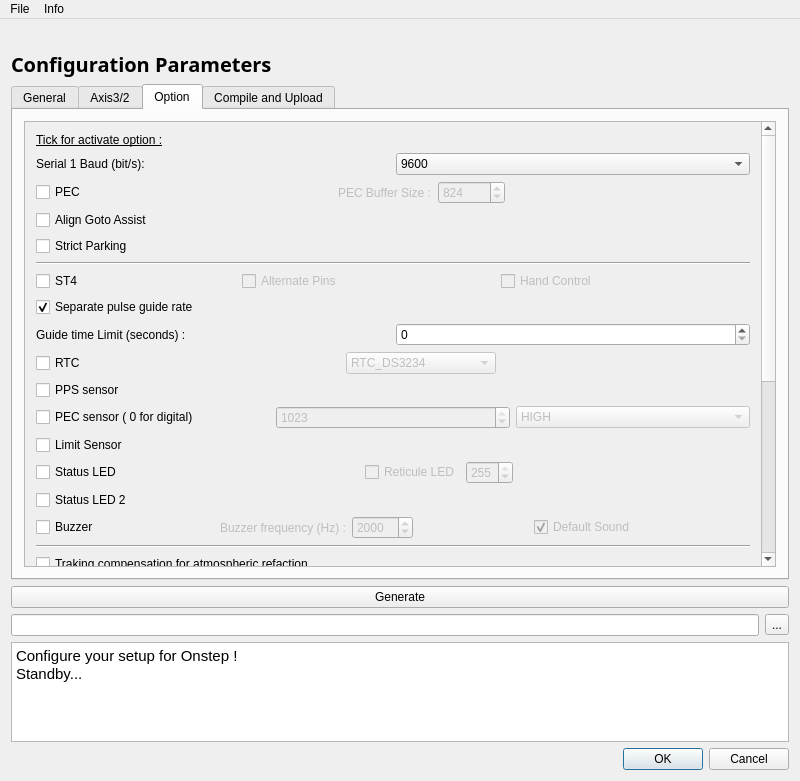
This is configurator.ui in dragonlost/Onstep_Generator as Qt 5 draws it before an edit. The edited form follows.
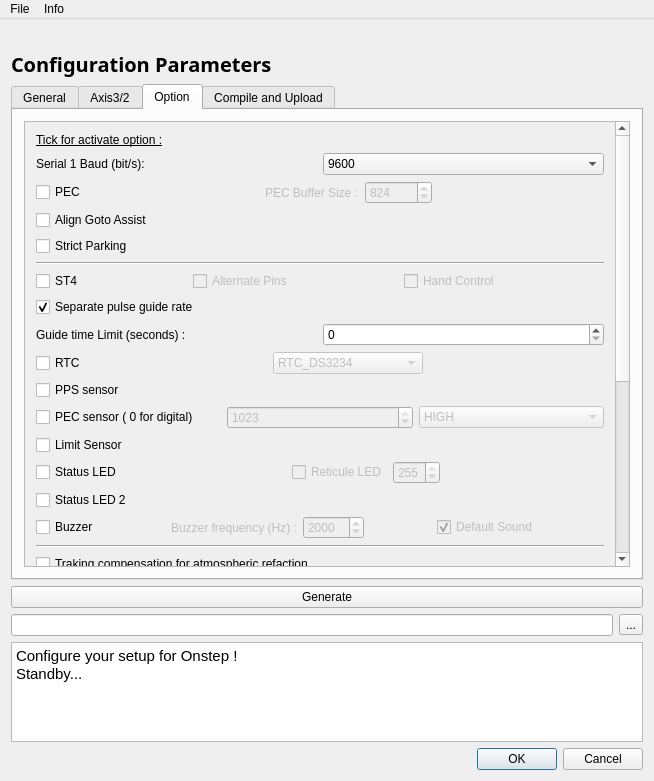
This is the edited form. The open tabs and pages were chosen to show the change. Icons and pictures are not drawn.

The edit to the form file:
```diff
--- a/configurator.ui
+++ b/configurator.ui
@@ -6,7 +6,7 @@
    <rect>
     <x>0</x>
     <y>0</y>
-    <width>800</width>
+    <width>654</width>
     <height>781</height>
    </rect>
   </property>
@@ -1152,7 +1152,7 @@
               <rect>
                <x>0</x>
                <y>0</y>
-               <width>742</width>
+               <width>596</width>
                <height>857</height>
               </rect>
              </property>
@@ -2097,7 +2097,7 @@
     <rect>
      <x>0</x>
      <y>0</y>
-     <width>800</width>
+     <width>654</width>
      <height>22</height>
     </rect>
    </property>
```
Left out of the diff: 308 changed lines with no effect on the pictures.
